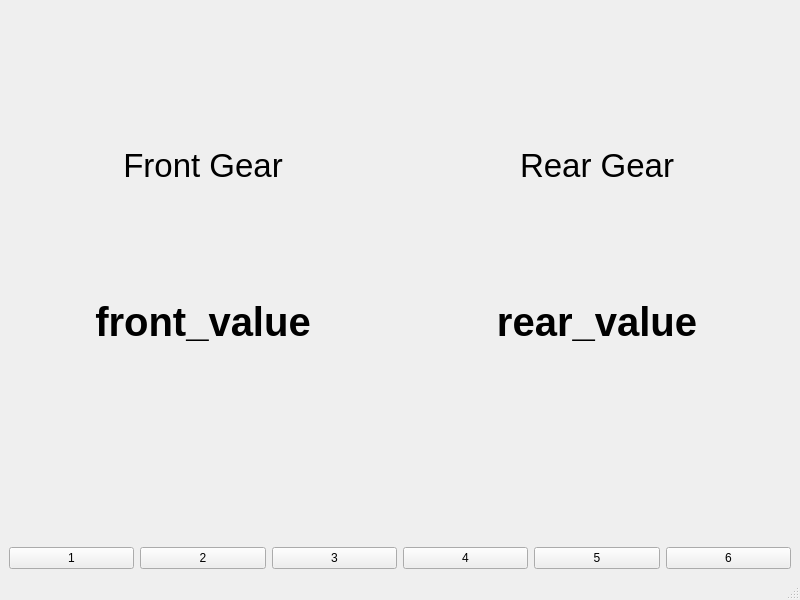
Qt form etc/mainwindow.ui (linuxlight/gear-jump) before a commit.
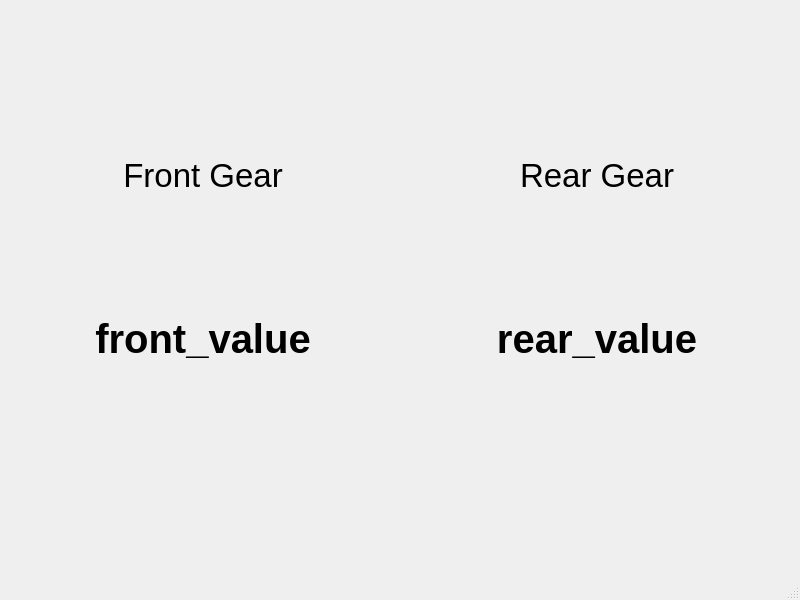
The same form after that commit.

```diff
--- a/etc/mainwindow.ui
+++ b/etc/mainwindow.ui
@@ -114,50 +114,7 @@
      </layout>
     </item>
     <item>
-     <layout class="QGridLayout" name="gridLayout">
-      <item row="0" column="1">
-       <widget class="QPushButton" name="gearButton_2">
-        <property name="text">
-         <string>2</string>
-        </property>
-       </widget>
-      </item>
-      <item row="0" column="2">
-       <widget class="QPushButton" name="gearButton_3">
-        <property name="text">
-         <string>3</string>
-        </property>
-       </widget>
-      </item>
-      <item row="0" column="3">
-       <widget class="QPushButton" name="gearButton_4">
-        <property name="text">
-         <string>4</string>
-        </property>
-       </widget>
-      </item>
-      <item row="0" column="0">
-       <widget class="QPushButton" name="gearButton_1">
-        <property name="text">
-         <string>1</string>
-        </property>
-       </widget>
-      </item>
-      <item row="0" column="4">
-       <widget class="QPushButton" name="gearButton_5">
-        <property name="text">
-         <string>5</string>
-        </property>
-       </widget>
-      </item>
-      <item row="0" column="5">
-       <widget class="QPushButton" name="gearButton_6">
-        <property name="text">
-         <string>6</string>
-        </property>
-       </widget>
-      </item>
-     </layout>
+     <layout class="QGridLayout" name="gearGridLayout"/>
     </item>
    </layout>
   </widget>
```
Left out of the diff: 2 changed lines with no effect on the pictures.
